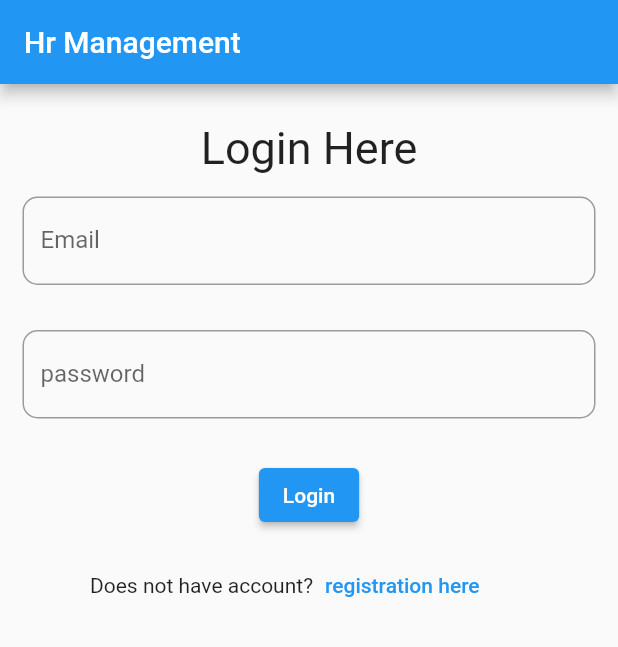
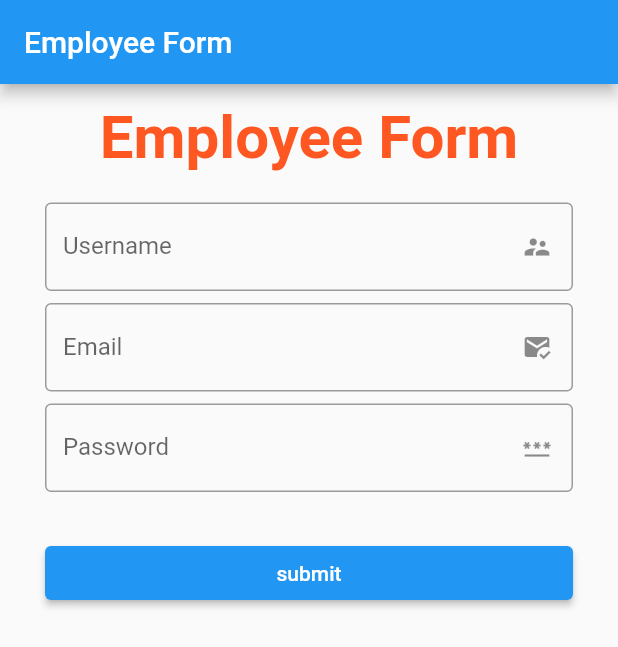
Before and after one commit to saiful-j2ee/flutter_hr, a Flutter app: the screen it shows after launch, on a phone screen of 412 x 824 dp. Shown: the top 647 px of the screen. Run offline on Flutter 3.47's test engine with Material 2 defaults, Android fonts, the phone set to English and light mode, and no system bars; our stand-ins replace fluttertoast.

Commit message:
last night

```diff
--- a/lib/employee.dart
+++ b/lib/employee.dart
@@ -1,198 +1,99 @@
-// import 'package:flutter/cupertino.dart';
-// import 'package:flutter/material.dart';
-//
-// class Employee extends StatelessWidget {
-//   // MyCardWidget({Key key}) : super(key: key);
-//
-//   @override
-//   Widget build(BuildContext context) {
-//     return Center(
-//         child: Container(
-//           width: 300,
-//           height: 200,
-//           padding: new EdgeInsets.all(10.0),
-//           child: Card(
-//             shape: RoundedRectangleBorder(
-//               borderRadius: BorderRadius.circular(15.0),
-//             ),
-//             color: Colors.red,
-//             elevation: 10,
-//             child: Column(
-//               mainAxisSize: MainAxisSize.min,
-//               children: <Widget>[
-//                 const ListTile(
-//                   leading: Icon(Icons.album, size: 60),
-//                   title: Text(
-//                       'Sonu Nigam',
-//                       style: TextStyle(fontSize: 30.0)
-//                   ),
-//                   subtitle: Text(
-//                       'Best of Sonu Nigam Music.',
-//                       style: TextStyle(fontSize: 18.0)
-//                   ),
-//                 ),
-//                 ButtonBar(
-//                   children: <Widget>[
-//                     RaisedButton(
-//                       child: const Text('Play'),
-//                       onPressed: () {/* ... */},
-//                     ),
-//                     RaisedButton(
-//                       child: const Text('Pause'),
-//                       onPressed: () {/* ... */},
-//                     ),
-//                   ],
-//                 ),
-//               ],
-//             ),
-//           ),
-//         )
-//     );
-//   }
-// }
+import 'package:flutter/cupertino.dart';
+import 'package:flutter/material.dart';
 
-// import 'dart:math';
-//
-// import 'package:flutter/cupertino.dart';
-// import 'package:flutter/material.dart';
-// import 'package:hr_project/helper/http_helper.dart';
-// import 'package:hr_project/login.dart';
-// import 'package:hr_project/model/employee.dart';
-// import 'package:fluttertoast/fluttertoast.dart';
-//
-//
-// class Employee extends StatefulWidget {
-//   const Employee({Key? key}) : super(key: key);
-//
-//   @override
-//   _MySingUpState createState() => _MySingUpState();
-// }
-//
-// class _MySingUpState extends State<Employee> {
-//   final _imageController=Uri.file("");
-//   final _usernameController = TextEditingController();
-//   final _emailController = TextEditingController();
-//   final _passwordController = TextEditingController();
-//
-//   signup() async {
-//
-//     String username = _usernameController.value.text;
-//     String email = _emailController.value.text;
-//     String password = _passwordController.value.text;
-//
-//     var employee = Employee(
-//         image:image,
-//         username: username,
-//         email: email,
-//         password: password);
-//
-//     print(employee);
-//
-//
-//
-//
-//     signUp(employee).then((res) {
-//       print(res.body);
-//     });
-//
-//     try {} catch (e) {
-//
-//       Fluttertoast.showToast(
-//           msg: "$e",
-//           toastLength: Toast.LENGTH_LONG,
-//           gravity: ToastGravity.CENTER,
-//           timeInSecForIosWeb: 1,
-//           backgroundColor: Colors.red,
-//           textColor: Colors.white,
-//           fontSize: 16.0);
-//     }
-//   }
-//
-//
-//
-//   @override
-//   Widget build(BuildContext context) {
-//     return Scaffold(
-//         appBar: AppBar(
-//           title: Text("Signup page"),
-//         ),
-//         body:Form(
-//           child: ListView(
-//             children: [
-//               Padding(
-//                 padding: const EdgeInsets.all(12.0),
-//                 child: Center(
-//                   child: Text(
-//                     "Registration Form",
-//                     style: TextStyle(
-//                       fontSize: 40,
-//                       fontWeight: FontWeight.bold,
-//                     ),
-//                   ),
-//                 ),
-//               ),
-//
-//               Padding(
-//                 padding: const EdgeInsets.only(left: 30.0, right: 30, top: 8),
-//                 child: TextFormField(
-//                   controller: _usernameController,
-//                   // controller: _usernameController,
-//                   decoration: InputDecoration(
-//                       suffixIcon: Icon(
-//                         Icons.supervisor_account_sharp,
-//                         size: 20.0,
-//                       ),
-//                       border: UnderlineInputBorder(),
-//                       labelText: "Username"),
-//                 ),
-//               ),
-//               Padding(
-//                 padding: const EdgeInsets.only(left: 30.0, right: 30, top: 8),
-//                 child: TextFormField(
-//                   controller: _emailController,
-//                   // controller: _emailController,
-//                   decoration: InputDecoration(
-//                       suffixIcon: Icon(
-//                         Icons.mark_email_read,
-//                         size: 20.0,
-//                       ),
-//                       border: UnderlineInputBorder(),
-//                       labelText: "Email"),
-//                 ),
-//               ),
-//               Padding(
-//                 padding: const EdgeInsets.only(left: 30.0, right: 30, top: 8),
-//                 child: TextFormField(
-//                   controller: _passwordController,
-//                   // controller: _passwordController,
-//                   decoration: InputDecoration(
-//                       suffixIcon: Icon(
-//                         Icons.password,
-//                         size: 20.0,
-//                       ),
-//                       border: UnderlineInputBorder(),
-//                       labelText: "Password"),
-//                 ),
-//               ),
-//
-//               Padding(
-//                 padding: const EdgeInsets.all(30.0),
-//
-//                 child: ElevatedButton(
-//                     onPressed: () {
-//
-//                       signup();
-//                       Navigator.push(
-//                         context,
-//                         MaterialPageRoute(builder: (context) =>  MyLogin()),
-//                       );
-//                       // save();
-//                     },
-//                     child: Text("submit")),
-//               ),
-//             ],
-//           ),
-//         ));
-//
-//   }
-// }
+class Employee extends StatefulWidget {
+  const Employee({Key? key}) : super(key: key);
+
+  @override
+  _EmployeeState createState() => _EmployeeState();
+}
+
+class _EmployeeState extends State<Employee> {
+  @override
+  Widget build(BuildContext context) {
+    return Scaffold(
+      appBar: AppBar(title: Text("Employee Form",textAlign: TextAlign.center,),
+      ),
+        body:Form(
+          child: ListView(
+            children: [
+              Padding(
+                padding: const EdgeInsets.all(12.0),
+                child: Center(
+                  child: Text(
+                    "Employee Form",
+                    style: TextStyle(
+                      fontSize: 40,
+                      fontWeight: FontWeight.bold,color:Colors.deepOrange
+                    ),
+                  ),
+                ),
+              ),
+
+              Padding(
+                padding: const EdgeInsets.only(left: 30.0, right: 30, top: 8),
+                child: TextFormField(
+                 // controller: _usernameController,
+                  // controller: _usernameController,
+                  decoration: InputDecoration(
+
+                      suffixIcon: Icon(
+                        Icons.supervisor_account_sharp,
+                        size: 20.0,
+                      ),
+                      border: OutlineInputBorder(),
+                      labelText: "Username"),
+                ),
+              ),
+              Padding(
+                padding: const EdgeInsets.only(left: 30.0, right: 30, top: 8),
+                child: TextFormField(
+                 // controller: _emailController,
+                  // controller: _emailController,
+                  decoration: InputDecoration(
+                      suffixIcon: Icon(
+                        Icons.mark_email_read,
+                        size: 20.0,
+                      ),
+                      border: OutlineInputBorder(),
+                      labelText: "Email"),
+                ),
+              ),
+              Padding(
+                padding: const EdgeInsets.only(left: 30.0, right: 30, top: 8),
+                child: TextFormField(
+                //  controller: _passwordController,
+                  // controller: _passwordController,
+                  decoration: InputDecoration(
+                      suffixIcon: Icon(
+                        Icons.password,
+                        size: 20.0,
+                      ),
+                      border: OutlineInputBorder(),
+                      labelText: "Password"),
+                ),
+              ),
+
+              Padding(
+                padding: const EdgeInsets.all(30.0),
+
+                child: ElevatedButton(
+                    onPressed: () {
+
+                      //employeeForm();
+                      Navigator.push(
+                        context,
+                        MaterialPageRoute(builder: (context) => home()),
+                      );
+                      // save();
+                    },
+                    child: Text("submit")),
+              ),
+            ],
+          ),
+        )
+    );
+  }
+
+  home() {}
+}
--- a/lib/main.dart
+++ b/lib/main.dart
@@ -8,11 +8,11 @@ import 'job_info.dart';
 void main() {
   runApp(MaterialApp(
     debugShowCheckedModeBanner: false,
-  initialRoute: 'login',
+  initialRoute: 'employee',
     routes: {
       'login':(context)=>MyLogin(),
        'home':(context)=>Home(),
-       'employee':(context)=>WellFormed(),
+       'employee':(context)=>Employee(),
        'job_info':(context)=>Job(),
 
 
```
